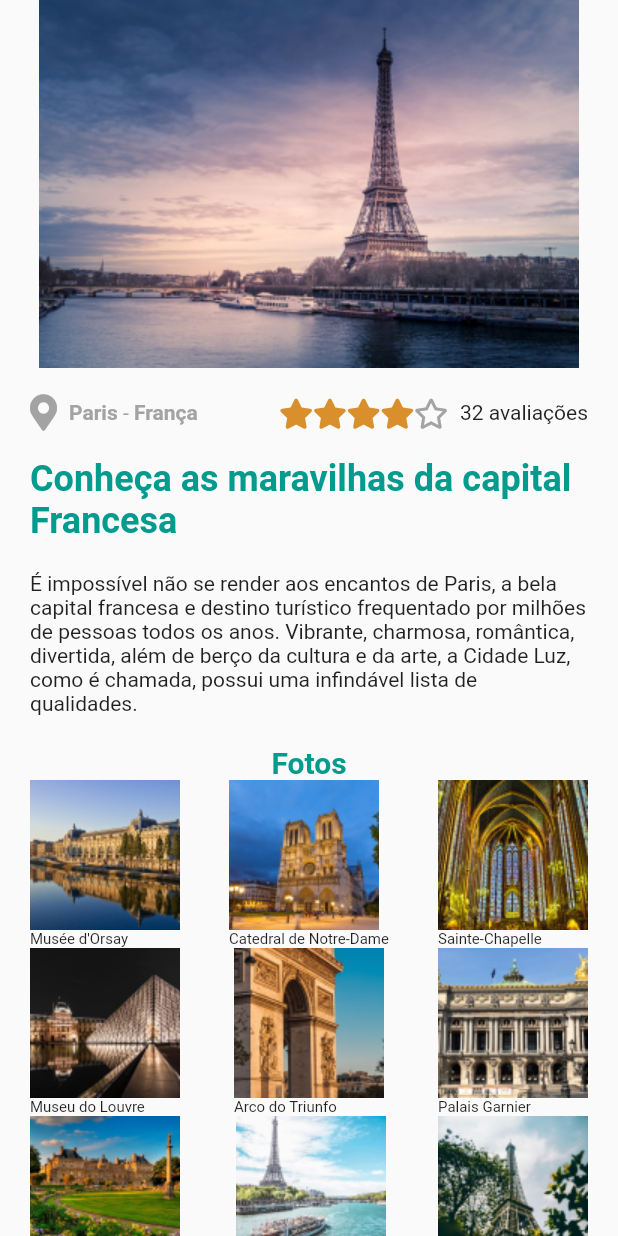
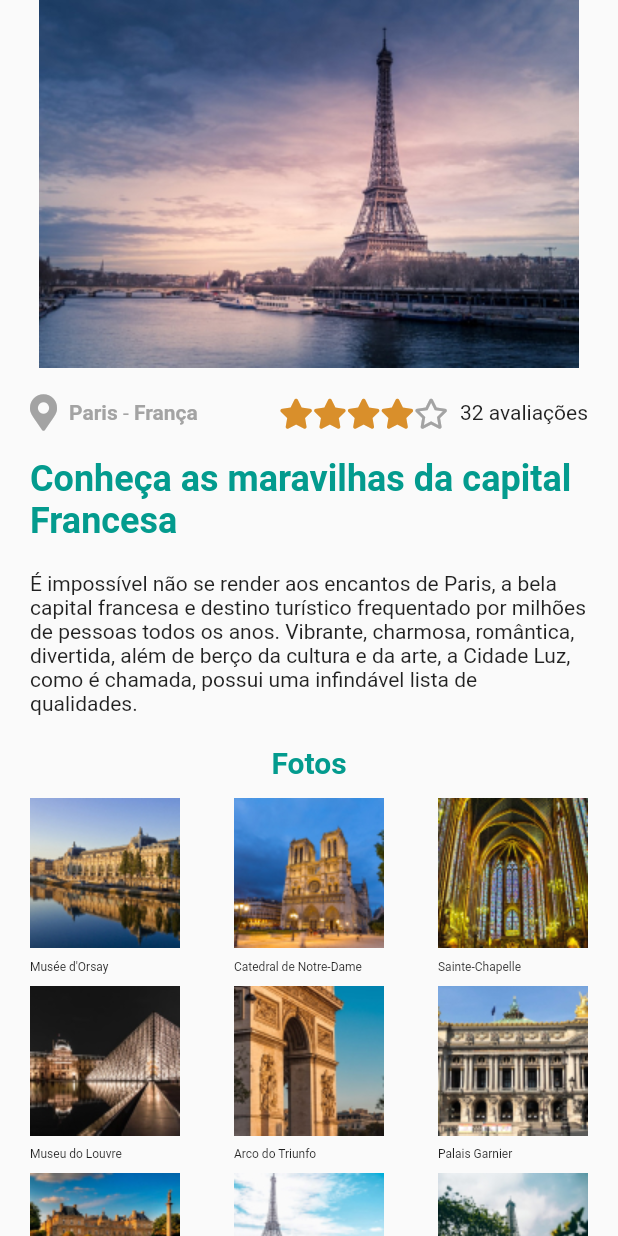
Before and after one commit to stevenarancic/trip_advisor, a Flutter app: the screen it shows after launch, on a phone screen of 412 x 824 dp. Run offline on Flutter 3.47's test engine with Material 2 defaults, Android fonts, the phone set to English and light mode, and no system bars; our stand-ins replace font_awesome_flutter.

Commit message:
trip_advisor

```diff
--- a/lib/screens/home/home.dart
+++ b/lib/screens/home/home.dart
@@ -49,12 +49,15 @@ class Home extends StatelessWidget {
                   "É impossível não se render aos encantos de Paris, a bela capital francesa e destino turístico frequentado por milhões de pessoas todos os anos. Vibrante, charmosa, romântica, divertida, além de berço da cultura e da arte, a Cidade Luz, como é chamada, possui uma infindável lista de qualidades.",
                 ),
               ),
-              Text(
-                "Fotos",
-                style: TextStyle(
-                  fontSize: 20,
-                  color: greenTheme,
-                  fontWeight: FontWeight.bold,
+              Padding(
+                padding: const EdgeInsets.only(bottom: 12.0),
+                child: Text(
+                  "Fotos",
+                  style: TextStyle(
+                    fontSize: 20,
+                    color: greenTheme,
+                    fontWeight: FontWeight.bold,
+                  ),
                 ),
               ),
               Row(
--- a/lib/screens/home/widgets/photo.dart
+++ b/lib/screens/home/widgets/photo.dart
@@ -14,11 +14,16 @@ class Photo extends StatelessWidget {
     return Column(
       crossAxisAlignment: CrossAxisAlignment.start,
       children: [
-        Image.asset(this.placeImage),
-        Text(
-          this.placeName,
-          style: TextStyle(
-            fontSize: 10,
+        Image.asset(
+          this.placeImage,
+        ),
+        Padding(
+          padding: const EdgeInsets.symmetric(vertical: 8.0),
+          child: Text(
+            this.placeName,
+            style: TextStyle(
+              fontSize: 8,
+            ),
           ),
         )
       ],
```
